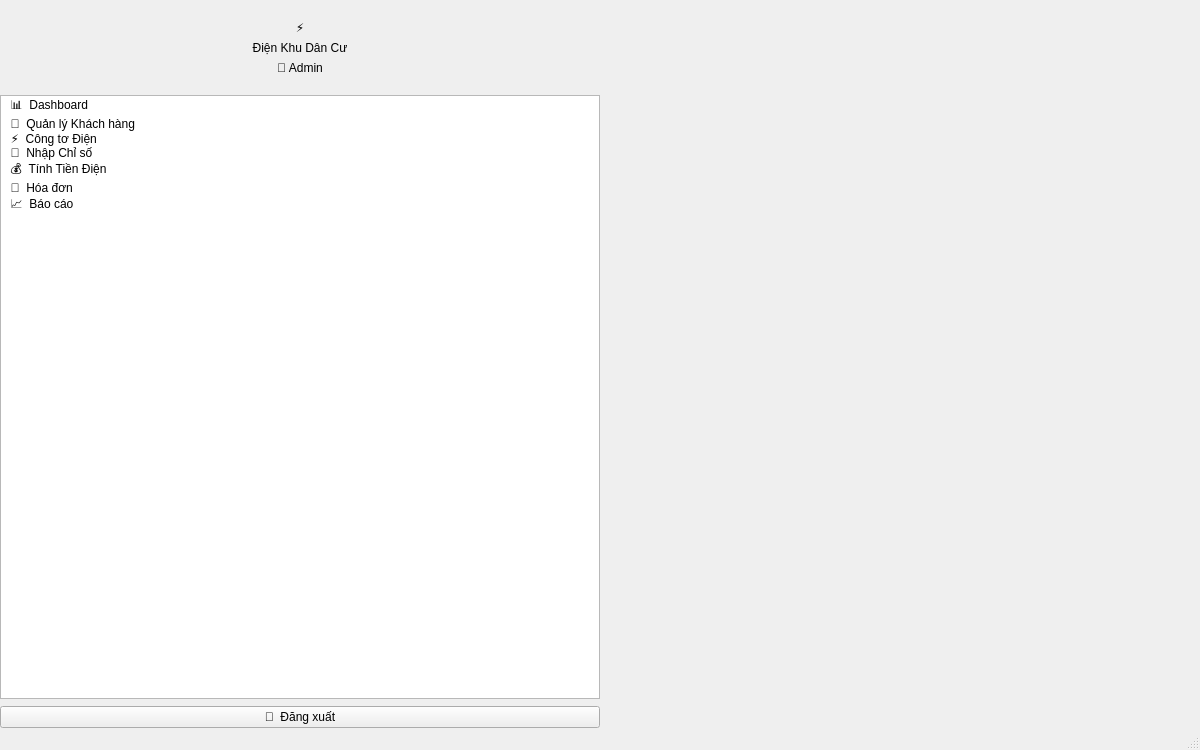
Qt form ui/main_window.ui (nguyennghia130505-bit/nh-m-23) before a commit.
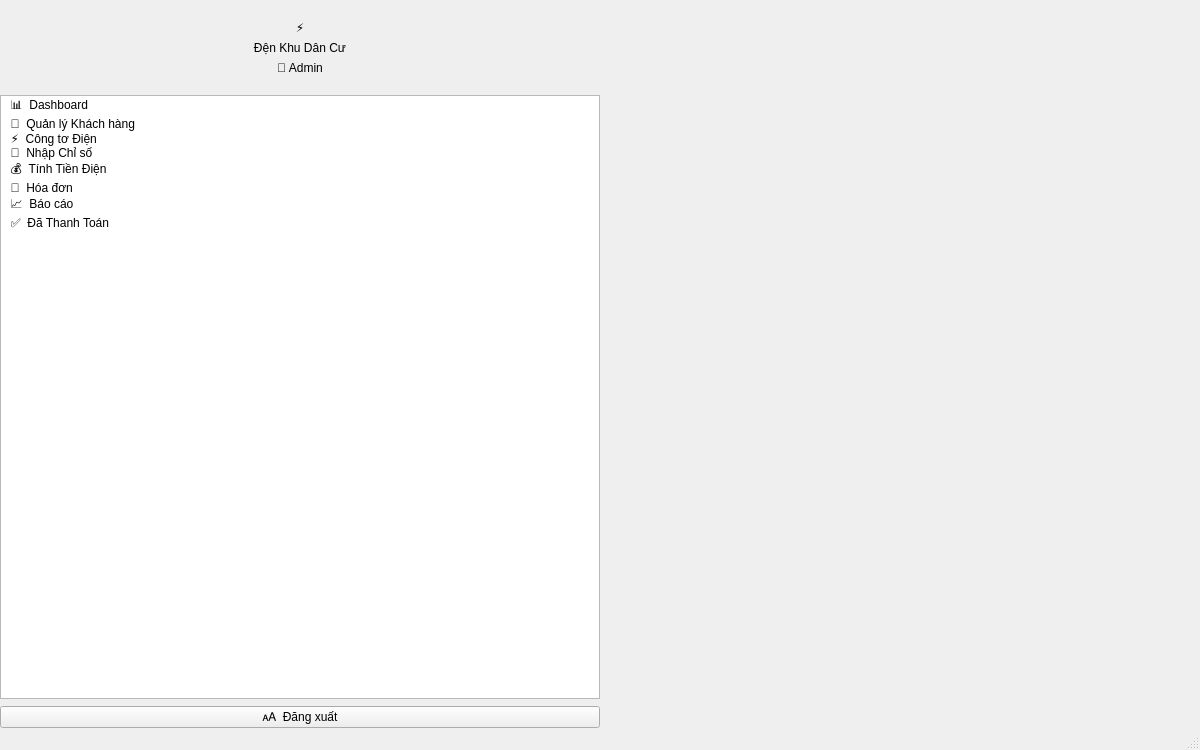
The same form after that commit.

The edit to the form file:
```diff
--- a/ui/main_window.ui
+++ b/ui/main_window.ui
@@ -96,7 +96,7 @@
           <item>
            <widget class="QLabel" name="lblAppName">
             <property name="text">
-             <string>Điện Khu Dân Cư</string>
+             <string>&#272;&#7879;n Khu D&#226;n C&#432;</string>
             </property>
             <property name="alignment">
              <set>Qt::AlignCenter</set>
@@ -166,7 +166,12 @@
          </item>
          <item>
           <property name="text">
-           <string>  📈  Báo cáo</string>
+           <string>  &#128200;  B&#225;o c&#225;o</string>
+          </property>
+         </item>
+         <item>
+          <property name="text">
+           <string>  &#9989;  &#272;&#227; Thanh To&#225;n</string>
           </property>
          </item>
         </widget>
@@ -182,7 +187,7 @@
         <!-- Nút đăng xuất -->
         <widget class="QPushButton" name="btnLogout">
          <property name="text">
-          <string>🚪  Đăng xuất</string>
+          <string>&#128474;  &#272;&#259;ng xu&#7845;t</string>
          </property>
          <property name="minimumHeight">
           <number>45</number>
```
Left out of the diff: 22 changed lines with no effect on the pictures.
